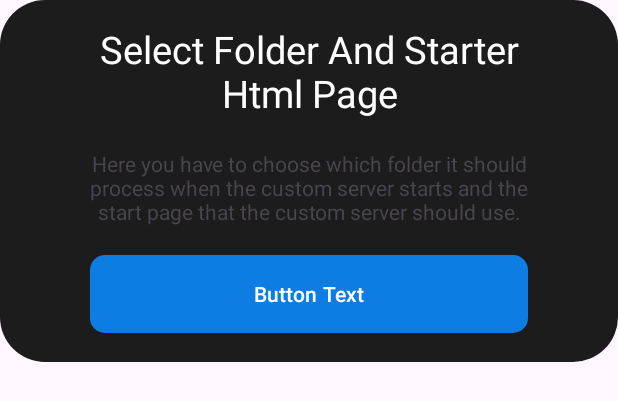
After one commit to ozgurbaykal/HostMobile, an Android app: the layout custom_dialog_list.xml on its own in the app's theme, with its tools: preview values and no code run, on a phone screen of 412 x 824 dp. The commit adds this screen. Shown: the top 401 px of the screen. Run offline under Robolectric (Android 15) with nearby library versions, the phone set to English and light mode, and no system bars.

Commit message:
list html files on new listView dialog and show selected file_name if have

```diff
--- a/app/src/main/java/com/ozgurbaykal/hostmobile/model/CustomServerFolders.kt
+++ b/app/src/main/java/com/ozgurbaykal/hostmobile/model/CustomServerFolders.kt
@@ -10,5 +10,6 @@ class CustomServerFolders (
     @PrimaryKey(autoGenerate = true) val id: Int = 0,
     @ColumnInfo(name = "folder_name") val folderName: String?,
     @ColumnInfo(name = "is_selected") val isSelected: Boolean = false,
-    @ColumnInfo(name = "selected_file") val selectedFile: String? = null
+    @ColumnInfo(name = "selected_file") val selectedFile: String? = null,
+    @ColumnInfo(name = "selected_file_path") val selectedFilePath: String? = null
 )
--- a/app/src/main/java/com/ozgurbaykal/hostmobile/model/CustomServerFoldersDao.kt
+++ b/app/src/main/java/com/ozgurbaykal/hostmobile/model/CustomServerFoldersDao.kt
@@ -18,4 +18,7 @@ interface CustomServerFoldersDao {
     fun delete(folder: CustomServerFolders)
     @Query("SELECT * FROM customserverfolders WHERE is_selected = 1 LIMIT 1")
     fun getSelectedFolderLiveData(): LiveData<CustomServerFolders?>
+
+    @Query("SELECT selected_file FROM CustomServerFolders WHERE folder_name = :folderName")
+    fun getSelectedFile(folderName: String?): String?
 }
--- /dev/null
+++ b/app/src/main/res/layout/custom_dialog_list.xml
@@ -0,0 +1,57 @@
+<?xml version="1.0" encoding="utf-8"?>
+<LinearLayout xmlns:android="http://schemas.android.com/apk/res/android"
+    xmlns:app="http://schemas.android.com/apk/res-auto"
+    android:id="@+id/dialogRootLayout"
+    android:layout_width="wrap_content"
+    android:layout_height="wrap_content"
+    android:background="@drawable/rounded_bg_with_color"
+    android:orientation="vertical"
+    android:gravity="center"
+    android:paddingStart="50dp"
+    android:paddingEnd="50dp"
+    android:paddingTop="15dp"
+    android:paddingBottom="15dp">
+
+
+    <TextView
+        android:id="@+id/simpleDialogTitle"
+        android:layout_width="match_parent"
+        android:layout_height="wrap_content"
+        android:text="Select Folder And Starter Html Page"
+        android:textAlignment="center"
+        android:textSize="25sp"
+        android:textColor="@color/white"
+        android:layout_marginBottom="20dp"/>
+
+    <TextView
+        android:id="@+id/simpleDialogParagraph"
+        android:layout_width="match_parent"
+        android:layout_height="wrap_content"
+        android:text="Here you have to choose which folder it should process when the custom server starts and the start page that the custom server should use."
+        android:textAlignment="center"/>
+
+    <ExpandableListView
+        android:id="@+id/expandableListView"
+        android:layout_width="match_parent"
+        android:layout_height="wrap_content"
+        android:divider="@color/custom_red"
+        android:dividerHeight="1dp"
+        android:childDivider="@color/custom_gray"
+        android:scrollbars="vertical" />
+
+    <Button
+        android:id="@+id/simpleDialogClickButton"
+        android:layout_width="match_parent"
+        android:layout_height="60dp"
+        android:layout_alignParentTop="true"
+        android:layout_marginTop="15dp"
+        android:text="Button Text"
+        android:layout_marginLeft="10dp"
+        android:layout_marginRight="10dp"
+        android:textColor="@color/white"
+        app:backgroundTint="@color/custom_blue"
+        app:cornerRadius="10dp"
+        android:singleLine="true"
+        app:strokeColor="#FFFFFF" />
+
+</LinearLayout>
--- a/app/src/main/res/values/colors.xml
+++ b/app/src/main/res/values/colors.xml
@@ -9,4 +9,5 @@
     <color name="custom_red">#de614b</color>
     <color name="custom_gray">#6a6a6a</color>
     <color name="custom_blue">#0E7DE3</color>
+
 </resources>
```
Also changed, not shown: app/src/main/java/com/ozgurbaykal/hostmobile/model/AppDatabase.kt (+12 -1 lines), app/src/main/java/com/ozgurbaykal/hostmobile/view/CustomServerFragment.kt (+58 -13 lines), app/src/main/java/com/ozgurbaykal/hostmobile/view/ExpandableListAdapter.kt (added, +121 -0 lines), app/src/main/res/layout/expandable_list_group_item.xml (added, +22 -0 lines), app/src/main/res/drawable/checked_mini.png (added), app/src/main/res/drawable/rec.png (added).
